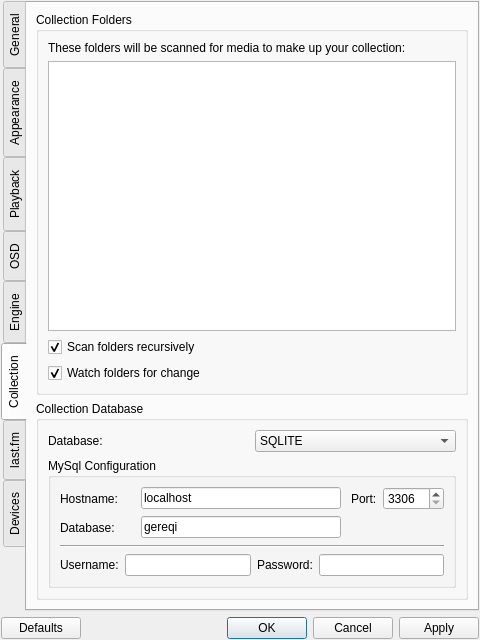
Old version of the form gereqi/configuration.ui in the repository handsomegui/Gereqi.
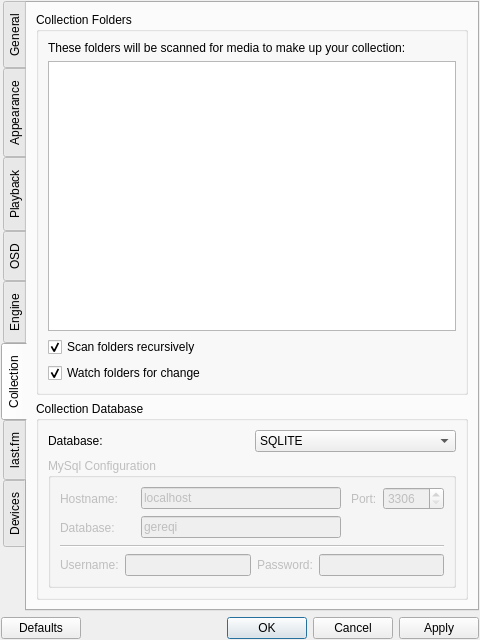
New version of the form.

Commit message: When the db type is SQLITE MYSQL info cannot be entered.

The edit to the form file:
```diff
--- a/gereqi/configuration.ui
+++ b/gereqi/configuration.ui
@@ -389,7 +389,10 @@
            </layout>
           </item>
           <item>
-           <widget class="QGroupBox" name="groupBox_6">
+           <widget class="QGroupBox" name="mysql_config">
+            <property name="enabled">
+             <bool>false</bool>
+            </property>
             <property name="title">
              <string>MySql Configuration</string>
             </property>
```
Left out of the diff: 10 changed lines with no effect on the pictures. The commit also changes 2 other files.
